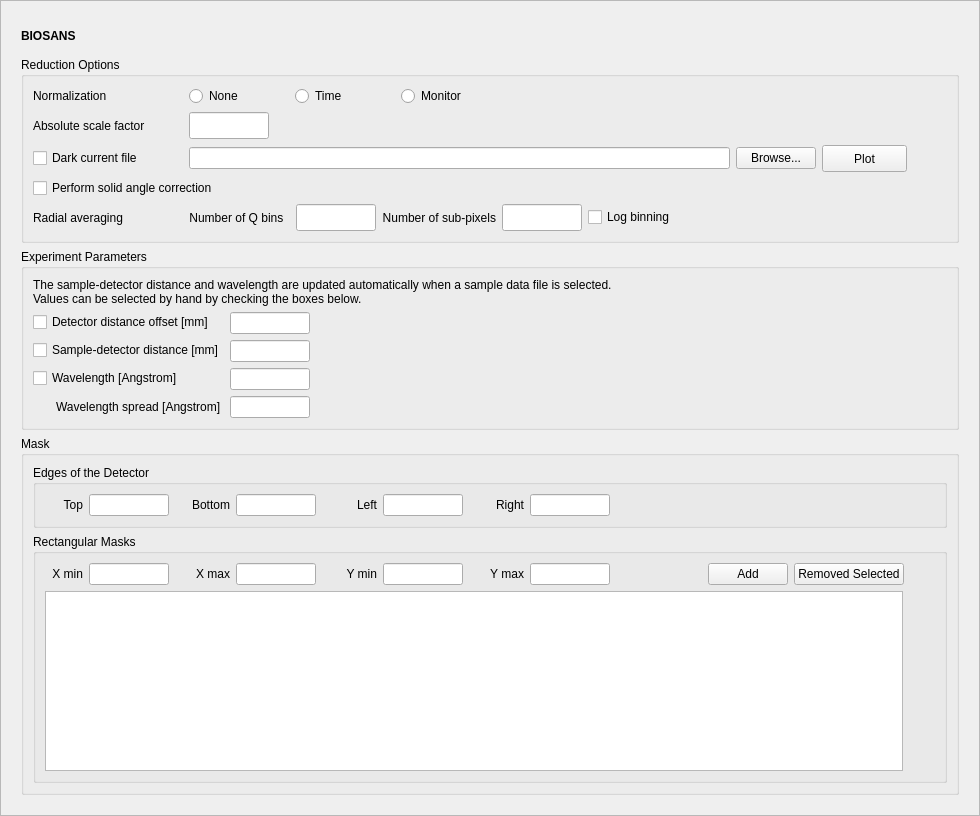
mantidproject/mantid, file Code/Mantid/scripts/Interface/ui/sans/hfir_instrument.ui: the form before one commit.
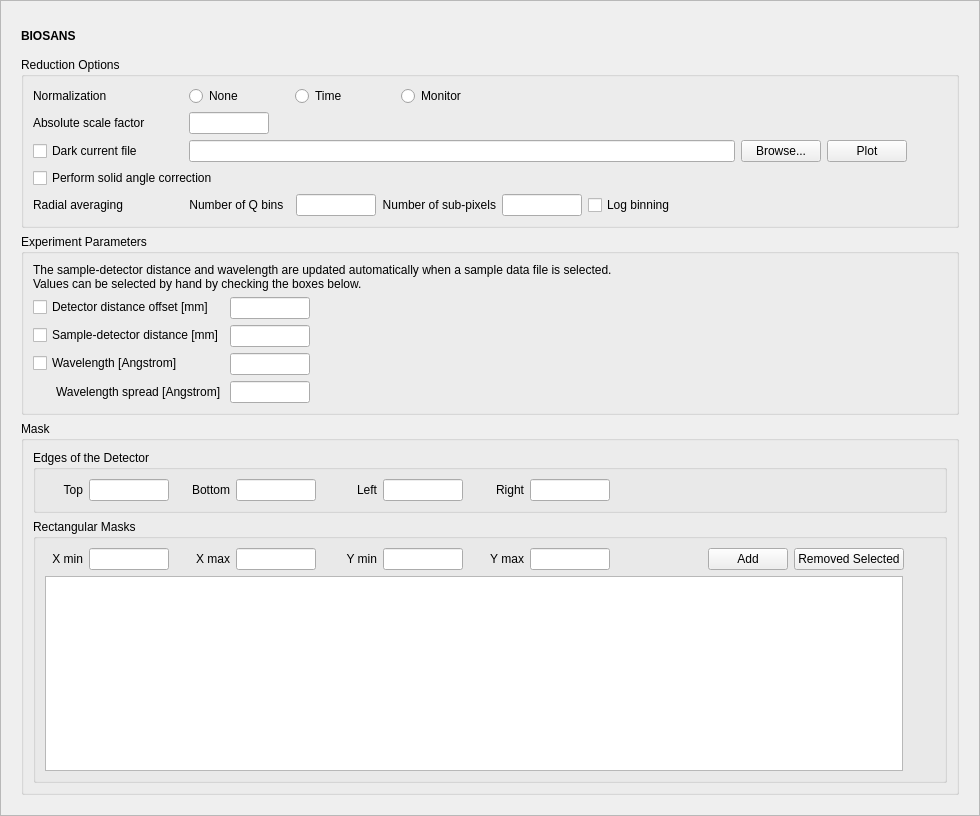
The form after the commit.

Patch:
```diff
--- a/Code/Mantid/scripts/Interface/ui/sans/hfir_instrument.ui
+++ b/Code/Mantid/scripts/Interface/ui/sans/hfir_instrument.ui
@@ -226,6 +226,12 @@
            <layout class="QHBoxLayout" name="horizontalLayout_4">
             <item>
              <widget class="QLabel" name="label_5">
+              <property name="sizePolicy">
+               <sizepolicy hsizetype="Preferred" vsizetype="Fixed">
+                <horstretch>0</horstretch>
+                <verstretch>0</verstretch>
+               </sizepolicy>
+              </property>
               <property name="minimumSize">
                <size>
                 <width>150</width>
@@ -242,13 +248,13 @@
               <property name="minimumSize">
                <size>
                 <width>80</width>
-                <height>27</height>
+                <height>0</height>
                </size>
               </property>
               <property name="maximumSize">
                <size>
                 <width>80</width>
-                <height>27</height>
+                <height>16777215</height>
                </size>
               </property>
               <property name="toolTip">
@@ -335,16 +341,22 @@
             </item>
             <item>
              <widget class="QPushButton" name="dark_plot_button">
+              <property name="sizePolicy">
+               <sizepolicy hsizetype="Fixed" vsizetype="Fixed">
+                <horstretch>0</horstretch>
+                <verstretch>0</verstretch>
+               </sizepolicy>
+              </property>
               <property name="minimumSize">
                <size>
-                <width>85</width>
-                <height>27</height>
+                <width>0</width>
+                <height>0</height>
                </size>
               </property>
               <property name="maximumSize">
                <size>
-                <width>85</width>
-                <height>27</height>
+                <width>16777215</width>
+                <height>16777215</height>
                </size>
               </property>
               <property name="toolTip">
@@ -397,6 +409,12 @@
            <layout class="QHBoxLayout" name="horizontalLayout_9">
             <item>
              <widget class="QLabel" name="label_2">
+              <property name="sizePolicy">
+               <sizepolicy hsizetype="Preferred" vsizetype="Fixed">
+                <horstretch>0</horstretch>
+                <verstretch>0</verstretch>
+               </sizepolicy>
+              </property>
               <property name="minimumSize">
                <size>
                 <width>150</width>
@@ -411,7 +429,7 @@
             <item>
              <widget class="QLabel" name="label">
               <property name="sizePolicy">
-               <sizepolicy hsizetype="Preferred" vsizetype="Preferred">
+               <sizepolicy hsizetype="Preferred" vsizetype="Fixed">
                 <horstretch>0</horstretch>
                 <verstretch>0</verstretch>
                </sizepolicy>
@@ -441,13 +459,13 @@
               <property name="minimumSize">
                <size>
                 <width>80</width>
-                <height>27</height>
+                <height>0</height>
                </size>
               </property>
               <property name="maximumSize">
                <size>
                 <width>80</width>
-                <height>27</height>
+                <height>16777215</height>
                </size>
               </property>
               <property name="toolTip">
@@ -458,7 +476,7 @@
             <item>
              <widget class="QLabel" name="label_3">
               <property name="sizePolicy">
-               <sizepolicy hsizetype="Preferred" vsizetype="Preferred">
+               <sizepolicy hsizetype="Preferred" vsizetype="Fixed">
                 <horstretch>0</horstretch>
                 <verstretch>0</verstretch>
                </sizepolicy>
@@ -488,13 +506,13 @@
               <property name="minimumSize">
                <size>
                 <width>80</width>
-                <height>27</height>
+                <height>0</height>
                </size>
               </property>
               <property name="maximumSize">
                <size>
                 <width>80</width>
-                <height>27</height>
+                <height>16777215</height>
                </size>
               </property>
               <property name="toolTip">
```
